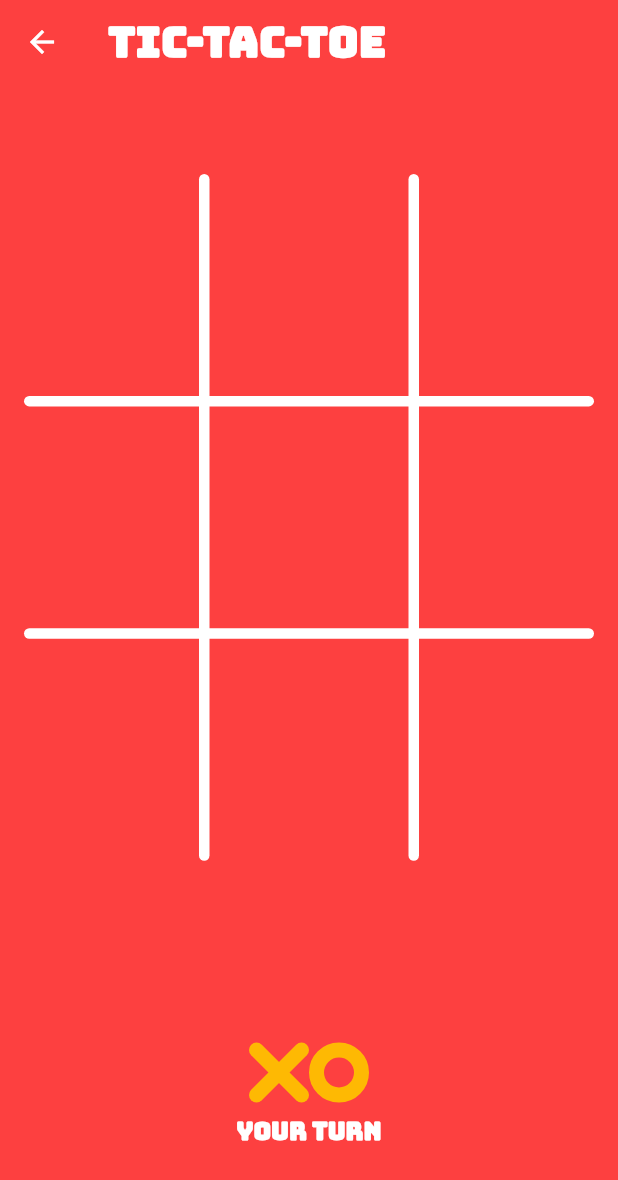
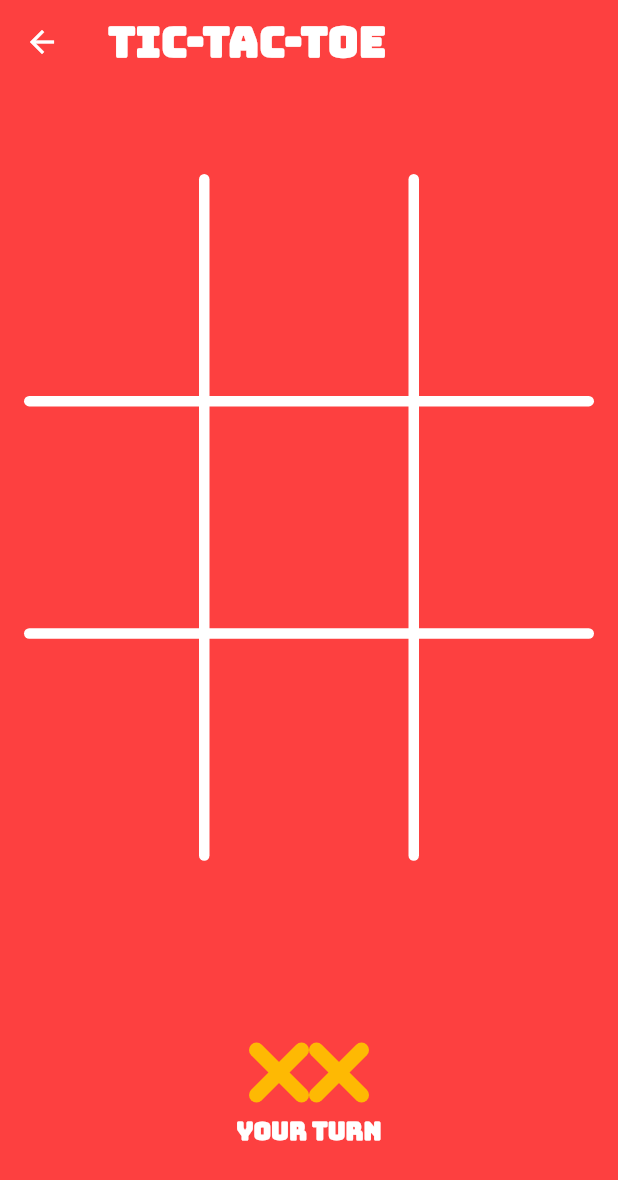
Before and after one commit to JideGuru/flutter-tic-tac-toe, a Flutter app: the PlayGamePage screen opened directly, on a phone screen of 412 x 824 dp. Shown: the top 1180 px of the screen. Run offline on Flutter 3.47's test engine with Material 2 defaults, Android fonts, the phone set to English and light mode, and no system bars; our stand-ins replace confetti, flutter_hooks.

Commit message:
minor bug fixes

```diff
--- a/lib/home/view/home_page.dart
+++ b/lib/home/view/home_page.dart
@@ -20,19 +20,19 @@ class HomePage extends StatelessWidget {
               children: [
                 const SizedBox(height: kToolbarHeight + 90),
                 Row(
-                  mainAxisAlignment: MainAxisAlignment.spaceBetween,
+                  mainAxisAlignment: MainAxisAlignment.center,
                   children: const [
                     Hero(
                       tag: 'xw1',
                       child: XWidget(shouldAnimate: false, strokeWidth: 40),
                     ),
+                    SizedBox(width: 60),
                     Hero(
                       tag: '0w1',
                       child: OWidget(shouldAnimate: false, strokeWidth: 40),
                     ),
                   ],
                 ),
-
                 const SizedBox(height: 80),
                 Text(
                   'Tic-Tac-Toe'.toUpperCase(),
--- a/lib/play_game/view/play_game_page.dart
+++ b/lib/play_game/view/play_game_page.dart
@@ -1,4 +1,5 @@
 import 'dart:async';
+import 'dart:math';
 
 import 'package:confetti/confetti.dart';
 import 'package:flutter/material.dart';
@@ -36,7 +37,8 @@ class PlayGamePage extends HookWidget {
     );
     final confettiController = ConfettiController(
       duration: const Duration(seconds: 10),
-    )..play();
+    )
+      ..play();
 
     void checkForVictory() {
       var checkedVictory =
@@ -162,6 +164,8 @@ class PlayGamePage extends HookWidget {
         ['', '', ''],
         ['', '', '']
       ];
+      ai.value =
+          AI(field: fields.value, playerChar: playerChar, aiChar: aiChar);
     }
 
     const titleTheme = TextStyle(
@@ -186,7 +190,18 @@ class PlayGamePage extends HookWidget {
           style: titleTheme,
         ),
       ),
-      body: Column(
+      body: Center(
+        child: SizedBox(
+          width: MediaQuery
+              .of(context)
+              .size
+              .width > 420
+              ? 400
+              : MediaQuery
+              .of(context)
+              .size
+              .width,
+          child: Column(
             mainAxisAlignment: MainAxisAlignment.spaceBetween,
             children: [
               Column(
@@ -224,7 +239,7 @@ class PlayGamePage extends HookWidget {
                       } else if (aisTurn.value) {
                         return Column(
                           children: const [
-                        _BottomAILoader(),
+                            _BottomLoader(),
                             SizedBox(height: 15),
                             Text('Thinking', style: infoTextStyle),
                           ],
@@ -235,11 +250,13 @@ class PlayGamePage extends HookWidget {
                           children: [
                             GestureDetector(
                               onTap: () => playAgain(),
-                          child: const Text('Play Again', style: titleTheme),
+                              child: const Text(
+                                  'Play Again', style: titleTheme),
                             ),
                             const SizedBox(height: 30),
                             GestureDetector(
-                          onTap: () => Navigator.popUntil(
+                              onTap: () =>
+                                  Navigator.popUntil(
                                     context,
                                         (route) => route.isFirst,
                                   ),
@@ -257,10 +274,13 @@ class PlayGamePage extends HookWidget {
               ),
             ],
           ),
+        ),
+      ),
     );
   }
 
-  Widget buildVictoryLine(Victory victory) => AspectRatio(
+  Widget buildVictoryLine(Victory victory) =>
+      AspectRatio(
         aspectRatio: 0.9,
         child: CustomPaint(painter: VictoryLinePainter(victory: victory)),
       );
@@ -449,61 +469,29 @@ class _BottomLoader extends HookWidget {
       });
       return () {};
     }, []);
+    List<Widget> xo = [
+      const XWidget(
+        height: 30,
+        width: 30,
+        strokeWidth: 10,
+      ),
+      const OWidget(
+        height: 30,
+        width: 30,
+        strokeWidth: 10,
+        radius: 15,
+      )
+    ];
     return Row(
       mainAxisSize: MainAxisSize.min,
       children: [
         AnimatedPadding(
           duration: const Duration(milliseconds: 300),
           padding: EdgeInsets.only(right: padding.value),
-          child: const XWidget(
-            height: 30,
-            width: 30,
-            strokeWidth: 10,
+          child: xo[Random().nextInt(2)],
         ),
-        ),
-        const OWidget(
-          height: 30,
-          width: 30,
-          strokeWidth: 10,
-          radius: 15,
-        ),
+        xo[Random().nextInt(2)],
       ],
     );
   }
 }
-
-class _BottomAILoader extends HookWidget {
-  const _BottomAILoader({Key? key}) : super(key: key);
-
-  @override
-  Widget build(BuildContext context) {
-    final padding = useState<double>(25);
-
-    useEffect(() {
-      Timer(const Duration(milliseconds: 250), () {
-        padding.value = 10;
-      });
-      return () {};
-    }, []);
-    return Row(
-      mainAxisSize: MainAxisSize.min,
-      children: [
-        AnimatedPadding(
-          duration: const Duration(milliseconds: 300),
-          padding: EdgeInsets.only(right: padding.value),
-          child: const OWidget(
-            height: 30,
-            width: 30,
-            strokeWidth: 10,
-            radius: 15,
-          ),
-        ),
-        const XWidget(
-          height: 30,
-          width: 30,
-          strokeWidth: 10,
-        ),
-      ],
-    );
-  }
-}
```
Lines whose indentation alone changed are shown as unchanged.
